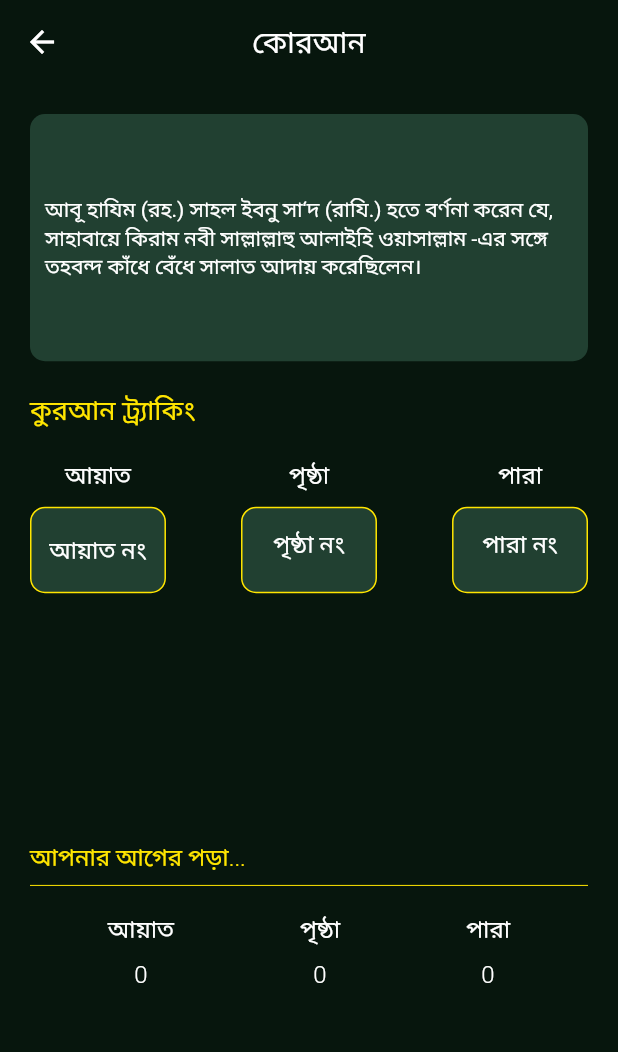
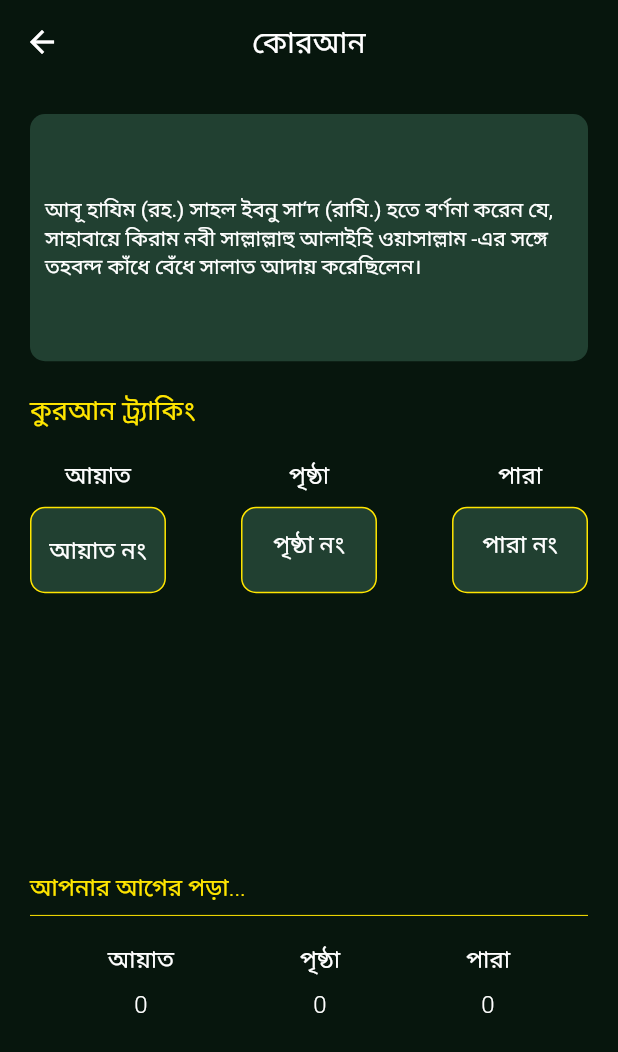
Before and after one commit to MehediHasannOvi/ramadanplanner, a Flutter app: the QuranTrackerView screen opened by its route, on a phone screen of 412 x 824 dp. Shown: the top 1052 px of the screen. Run offline on Flutter 3.47's test engine with Material 2 defaults, Android fonts, the phone set to English and light mode, and no system bars; our stand-ins replace firebase_core, flutter_local_notifications, get, hijri, hive, hive_flutter and 2 more; accounts and stored records are empty; Roboto replaces fonts that are missing (Tuli).

Commit message:
add ScreenShots

```diff
--- a/lib/app/modules/QuranTracker/controllers/quran_tracker_controller.dart
+++ b/lib/app/modules/QuranTracker/controllers/quran_tracker_controller.dart
@@ -15,6 +15,7 @@ class QuranTrackerController extends GetxController {
   bool visibility = false;
 
   final quranData = Hive.box('quranData');
+  final now = DateTime.now();
 
   visibilitychange(dynamic value) {
     if (ayatController.text.isEmpty &&
@@ -29,6 +30,8 @@ class QuranTrackerController extends GetxController {
     update();
     // onDelete();
   }
+
+
 
   getquranData() {
     if (ayatController.text.isNotEmpty &&
--- a/lib/app/modules/QuranTracker/views/quran_tracker_view.dart
+++ b/lib/app/modules/QuranTracker/views/quran_tracker_view.dart
@@ -202,7 +202,9 @@ class QuranTrackerView extends GetView<QuranTrackerController> {
                   );
                 },
               ),
-              const Spacer(),
+              const SizedBox(
+                height: 20,
+              ),
 
               AppText(
                 text: "আপনার আগের পড়া...",
--- a/lib/main.dart
+++ b/lib/main.dart
@@ -1,3 +1,5 @@
+// ignore_for_file: depend_on_referenced_packages, unused_import
+
 import 'package:flutter/material.dart';
 
 import 'package:sizer/sizer.dart';
@@ -46,6 +48,8 @@ class _MyAppState extends State<MyApp> {
           home: const Fastpage(),
           // initialRoute: AppPages.INITIAL,
           getPages: AppPages.routes,
+          locale: const Locale('en', 'US'),
+          fallbackLocale: const Locale('en', 'US'),
           theme: ThemeData(
             appBarTheme: const AppBarTheme(
               backgroundColor: AppColors.primaryColor,
```
Also changed, not shown: lib/app/Locale/Language.dart (added, +18 -0 lines), 6 other files.
